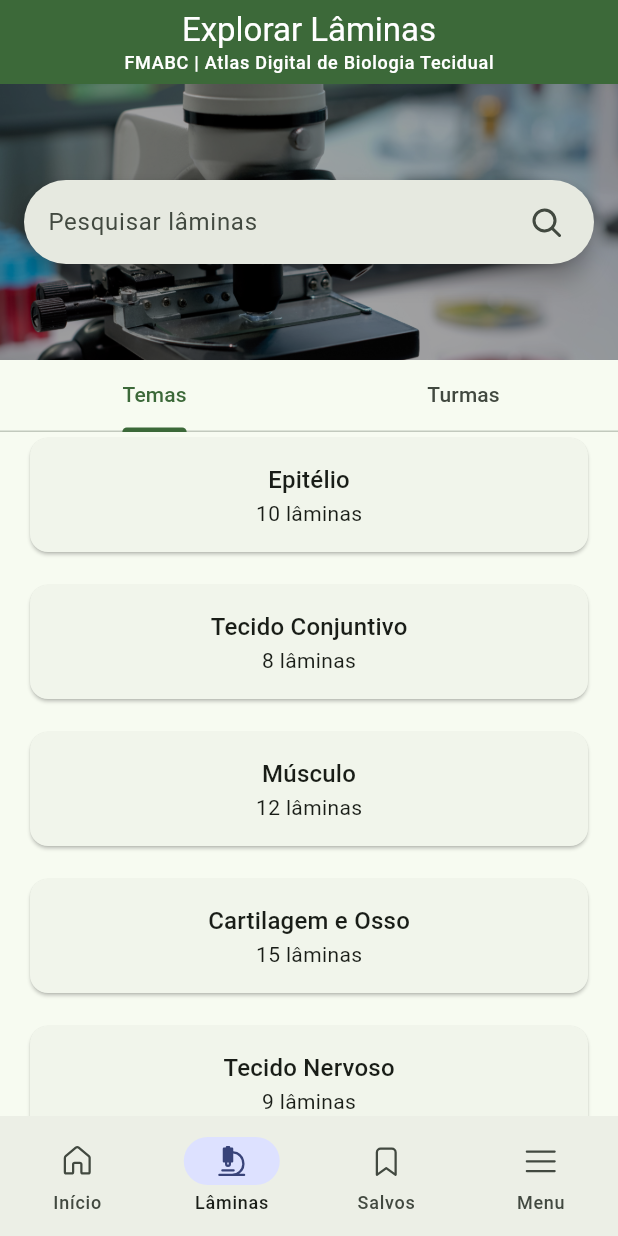
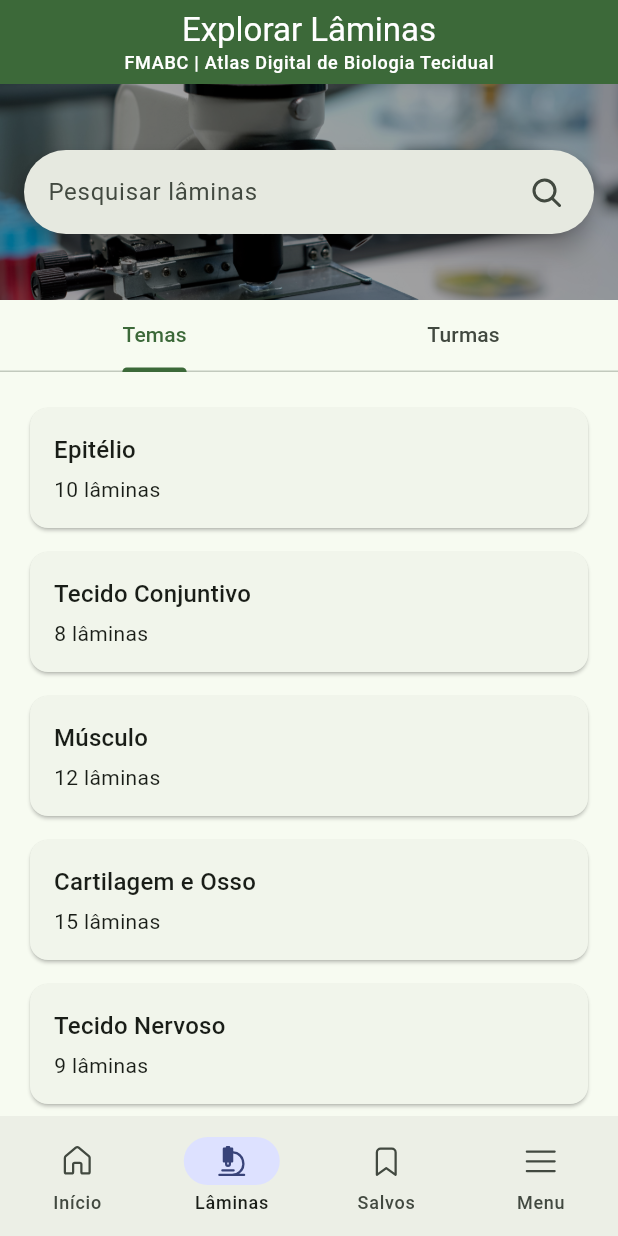
Before and after one commit to guimduarte/TTI206-ProjetoIntegradorInterdisciplinar-DesenvolvimentoMultiplataforma, a Flutter app: the ExploreSlidesPage screen opened by its route, on a phone screen of 412 x 824 dp. Run offline on Flutter 3.47's test engine with Material 3 defaults, Android fonts, the phone set to English and light mode, and no system bars; our stand-ins replace fluentui_system_icons, go_router.

Commit message:
feat(group-list): ajuste no estilo dos cards de grupos

```diff
--- a/atlas_digital_fmabc/lib/widgets/cards/group_card.dart
+++ b/atlas_digital_fmabc/lib/widgets/cards/group_card.dart
@@ -15,6 +15,8 @@ class GroupCard extends StatelessWidget {
       child: Padding(
         padding: const EdgeInsets.all(16.0),
         child: Column(
+          crossAxisAlignment: CrossAxisAlignment.start,
+          spacing: 4.0,
           children: [
             // Nome do tema
             Text(group.name, style: theme.textTheme.titleMedium),
--- a/atlas_digital_fmabc/lib/widgets/lists/group_list.dart
+++ b/atlas_digital_fmabc/lib/widgets/lists/group_list.dart
@@ -10,15 +10,13 @@ class GroupList extends StatelessWidget {
 
   @override
   Widget build(BuildContext context) {
-    return Padding(
-      padding: const EdgeInsets.symmetric(horizontal: 16.0),
-      child: ListView.separated(
-        itemCount: 10,
-        // espaçamento
-        separatorBuilder: (context, index) => const SizedBox(height: 14),
-        // cards
-        itemBuilder: (context, index) => GroupCard(group: list[index]),
-      ),
+    return ListView.separated(
+      padding: const EdgeInsets.symmetric(horizontal: 16.0, vertical: 20.0),
+      itemCount: 10,
+      // espaçamento
+      separatorBuilder: (context, index) => const SizedBox(height: 8.0),
+      // cards
+      itemBuilder: (context, index) => GroupCard(group: list[index]),
     );
   }
 }
--- a/atlas_digital_fmabc/lib/widgets/search/search_section.dart
+++ b/atlas_digital_fmabc/lib/widgets/search/search_section.dart
@@ -15,7 +15,7 @@ class SearchSection extends StatelessWidget {
         ),
       ),
       child: Padding(
-        padding: const EdgeInsets.symmetric(horizontal: 16.0, vertical: 64.0),
+        padding: const EdgeInsets.symmetric(horizontal: 16.0, vertical: 44.0),
         child: Center(child: searchBar(context)),
       ),
     );
```
